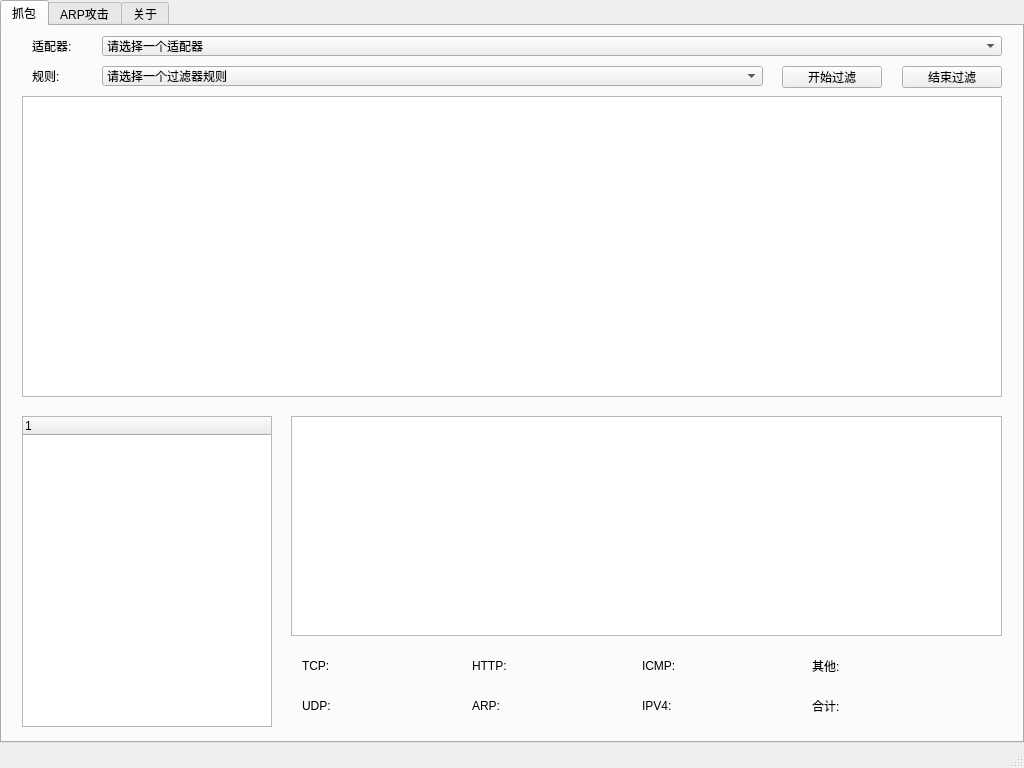
Above: sniffer/mainwindow.ui from yilinfang/sniffer before the change. Below: the same form after it.
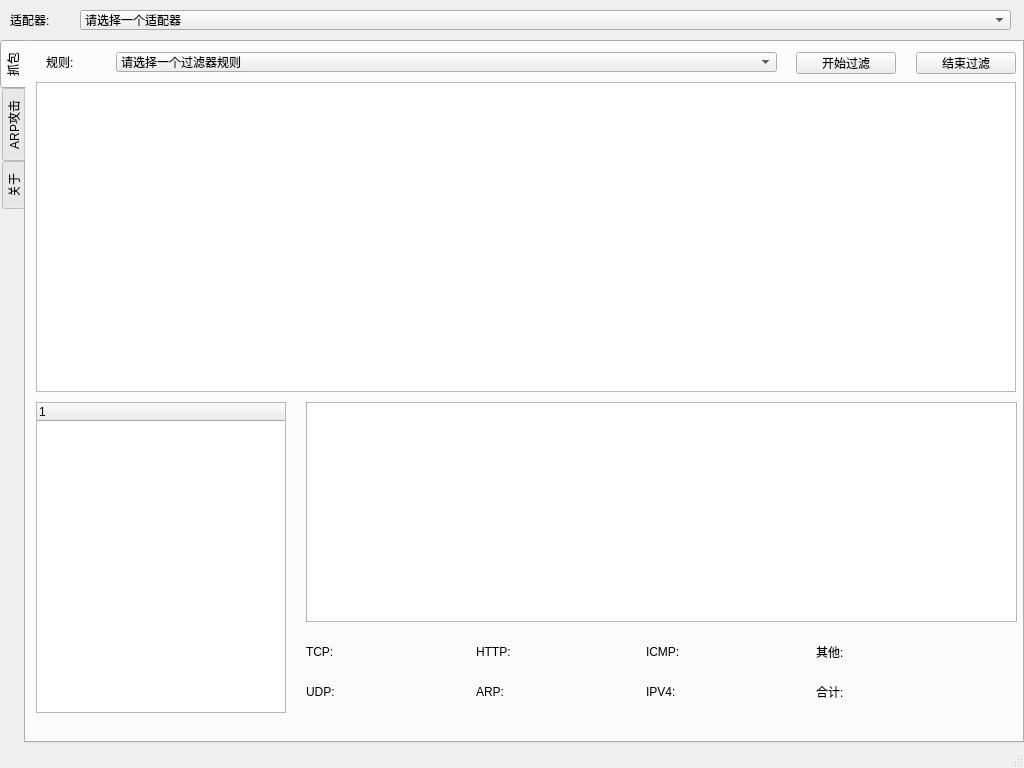
That is the form after the change.

```diff
--- a/sniffer/mainwindow.ui
+++ b/sniffer/mainwindow.ui
@@ -42,28 +42,28 @@
     <property name="geometry">
      <rect>
       <x>0</x>
-      <y>0</y>
+      <y>40</y>
       <width>1024</width>
-      <height>743</height>
+      <height>703</height>
      </rect>
     </property>
     <property name="minimumSize">
      <size>
       <width>1024</width>
-      <height>743</height>
+      <height>703</height>
      </size>
     </property>
     <property name="maximumSize">
      <size>
       <width>1024</width>
-      <height>743</height>
+      <height>703</height>
      </size>
     </property>
     <property name="contextMenuPolicy">
      <enum>Qt::DefaultContextMenu</enum>
     </property>
     <property name="tabPosition">
-     <enum>QTabWidget::North</enum>
+     <enum>QTabWidget::West</enum>
     </property>
     <property name="tabShape">
      <enum>QTabWidget::Rounded</enum>
@@ -75,39 +75,11 @@
      <attribute name="title">
       <string>抓包</string>
      </attribute>
-     <widget class="QComboBox" name="comboBox_devs_tab1">
-      <property name="geometry">
-       <rect>
-        <x>100</x>
-        <y>10</y>
-        <width>900</width>
-        <height>20</height>
-       </rect>
-      </property>
-      <item>
-       <property name="text">
-        <string>请选择一个适配器</string>
-       </property>
-      </item>
-     </widget>
-     <widget class="QLabel" name="label_1">
-      <property name="geometry">
-       <rect>
-        <x>30</x>
-        <y>10</y>
-        <width>60</width>
-        <height>20</height>
-       </rect>
-      </property>
-      <property name="text">
-       <string>适配器:</string>
-      </property>
-     </widget>
      <widget class="QLabel" name="label_2">
       <property name="geometry">
        <rect>
-        <x>30</x>
-        <y>40</y>
+        <x>20</x>
+        <y>10</y>
         <width>60</width>
         <height>20</height>
        </rect>
@@ -119,8 +91,8 @@
      <widget class="QComboBox" name="comboBox_filter_tab1">
       <property name="geometry">
        <rect>
-        <x>100</x>
-        <y>40</y>
+        <x>90</x>
+        <y>10</y>
         <width>661</width>
         <height>20</height>
        </rect>
@@ -134,8 +106,8 @@
      <widget class="QPushButton" name="pushButton_startPcap_tab1">
       <property name="geometry">
        <rect>
-        <x>780</x>
-        <y>40</y>
+        <x>770</x>
+        <y>10</y>
         <width>100</width>
         <height>22</height>
        </rect>
@@ -147,8 +119,8 @@
      <widget class="QPushButton" name="pushButton_stopPcap_tab1">
       <property name="geometry">
        <rect>
-        <x>900</x>
-        <y>40</y>
+        <x>890</x>
+        <y>10</y>
         <width>100</width>
         <height>22</height>
        </rect>
@@ -160,38 +132,33 @@
      <widget class="QTreeWidget" name="treeWidget_tab1">
       <property name="geometry">
        <rect>
-        <x>20</x>
-        <y>390</y>
+        <x>10</x>
+        <y>360</y>
         <width>250</width>
         <height>311</height>
        </rect>
       </property>
+      <column>
+       <property name="text">
+        <string notr="true">1</string>
+       </property>
+      </column>
      </widget>
      <widget class="QTextEdit" name="textEdit_tab1">
       <property name="geometry">
        <rect>
-        <x>289</x>
-        <y>390</y>
+        <x>280</x>
+        <y>360</y>
         <width>711</width>
         <height>220</height>
        </rect>
       </property>
      </widget>
-     <widget class="QTableView" name="tableView_tab1">
-      <property name="geometry">
-       <rect>
-        <x>20</x>
-        <y>70</y>
-        <width>980</width>
-        <height>301</height>
-       </rect>
-      </property>
-     </widget>
      <widget class="QLabel" name="label_TCP_tab1">
       <property name="geometry">
        <rect>
-        <x>300</x>
-        <y>630</y>
+        <x>280</x>
+        <y>600</y>
         <width>150</width>
         <height>20</height>
        </rect>
@@ -203,8 +170,8 @@
      <widget class="QLabel" name="label_UDP_tab1">
       <property name="geometry">
        <rect>
-        <x>300</x>
-        <y>670</y>
+        <x>280</x>
+        <y>640</y>
         <width>150</width>
         <height>20</height>
        </rect>
@@ -216,8 +183,8 @@
      <widget class="QLabel" name="label_HTTP_tab1">
       <property name="geometry">
        <rect>
-        <x>470</x>
-        <y>630</y>
+        <x>450</x>
+        <y>600</y>
         <width>150</width>
         <height>20</height>
        </rect>
@@ -229,8 +196,8 @@
      <widget class="QLabel" name="label_ARP_tab1">
       <property name="geometry">
        <rect>
-        <x>470</x>
-        <y>670</y>
+        <x>450</x>
+        <y>640</y>
         <width>150</width>
         <height>20</height>
        </rect>
@@ -242,8 +209,8 @@
      <widget class="QLabel" name="label_ICMP_tab1">
       <property name="geometry">
        <rect>
-        <x>640</x>
-        <y>630</y>
+        <x>620</x>
+        <y>600</y>
         <width>150</width>
         <height>20</height>
        </rect>
@@ -255,8 +222,8 @@
      <widget class="QLabel" name="label_IPV4_tab1">
       <property name="geometry">
        <rect>
-        <x>640</x>
-        <y>670</y>
+        <x>620</x>
+        <y>640</y>
         <width>150</width>
         <height>20</height>
        </rect>
@@ -268,8 +235,8 @@
      <widget class="QLabel" name="label_other_tab1">
       <property name="geometry">
        <rect>
-        <x>810</x>
-        <y>630</y>
+        <x>790</x>
+        <y>600</y>
         <width>150</width>
         <height>20</height>
        </rect>
@@ -281,8 +248,8 @@
      <widget class="QLabel" name="label_all_tab1">
       <property name="geometry">
        <rect>
-        <x>810</x>
-        <y>670</y>
+        <x>790</x>
+        <y>640</y>
         <width>150</width>
         <height>20</height>
        </rect>
@@ -291,6 +258,16 @@
        <string>合计:</string>
       </property>
      </widget>
+     <widget class="QTableWidget" name="tableWidget_tab1">
+      <property name="geometry">
+       <rect>
+        <x>10</x>
+        <y>40</y>
+        <width>980</width>
+        <height>310</height>
+       </rect>
+      </property>
+     </widget>
     </widget>
     <widget class="QWidget" name="tab_2">
      <attribute name="title">
@@ -303,6 +280,34 @@
      </attribute>
     </widget>
    </widget>
+   <widget class="QLabel" name="label_1">
+    <property name="geometry">
+     <rect>
+      <x>10</x>
+      <y>10</y>
+      <width>60</width>
+      <height>20</height>
+     </rect>
+    </property>
+    <property name="text">
+     <string>适配器:</string>
+    </property>
+   </widget>
+   <widget class="QComboBox" name="comboBox_devs">
+    <property name="geometry">
+     <rect>
+      <x>80</x>
+      <y>10</y>
+      <width>931</width>
+      <height>20</height>
+     </rect>
+    </property>
+    <item>
+     <property name="text">
+      <string>请选择一个适配器</string>
+     </property>
+    </item>
+   </widget>
   </widget>
   <widget class="QStatusBar" name="statusBar">
    <property name="minimumSize">
```
Left out of the diff: 2 changed lines with no effect on the pictures.
